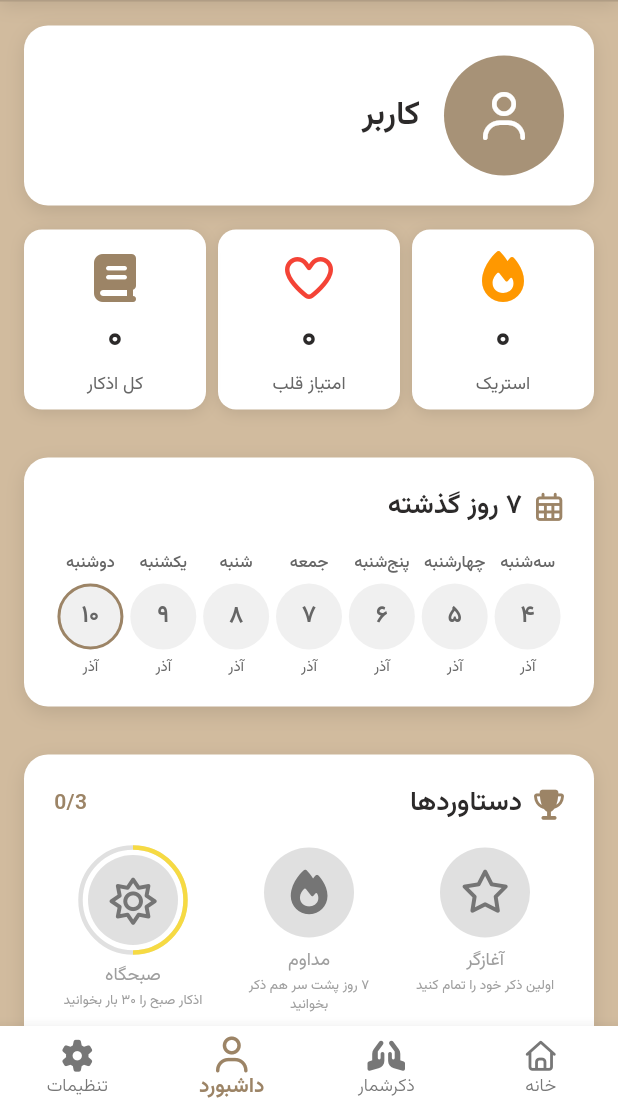
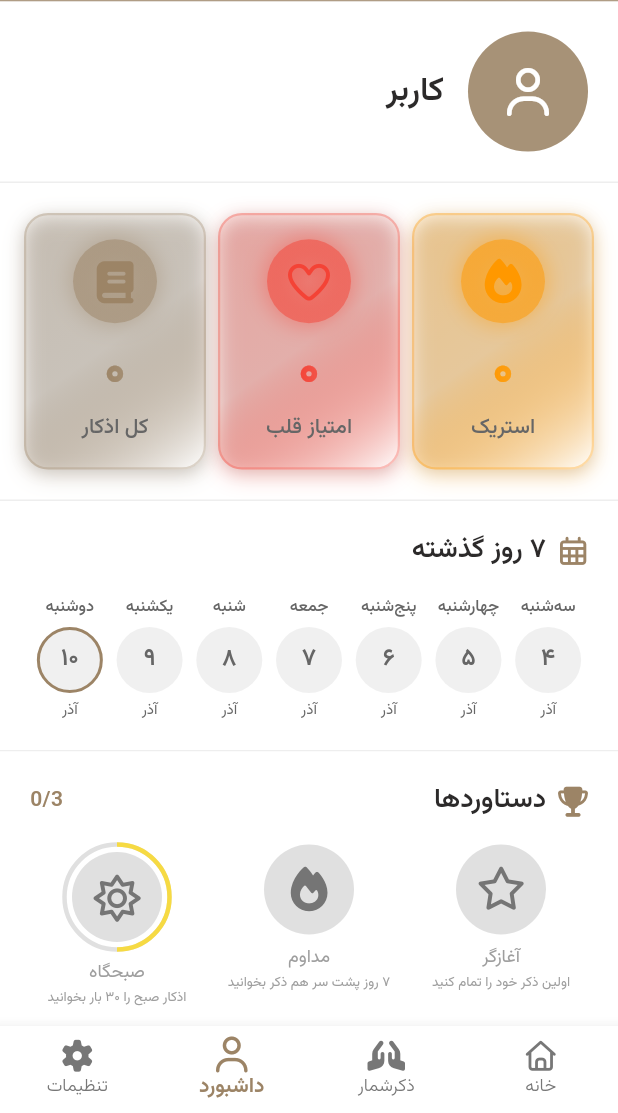
Before and after one commit to edrisranjbar/nour-adhkar, a Flutter app: the MainScreen screen opened directly, item 3 of the bottom bar chosen, on a phone screen of 412 x 824 dp, the part 123-1236 px from its top. Run offline on Flutter 3.47's test engine with Material 3 defaults, Android fonts, the phone set to English and light mode, and no system bars; our stand-ins replace font_awesome_flutter, shamsi_date, shared_preferences; accounts and stored records are empty; network calls fail.

Commit message:
refactor: update dashboard UI components to use consistent styling, replace AppTheme colors with white, and add dividers for improved visual separation

```diff
--- a/mobile_app/lib/screens/dashboard_screen.dart
+++ b/mobile_app/lib/screens/dashboard_screen.dart
@@ -1,5 +1,4 @@
 import 'package:flutter/material.dart';
-import '../theme/app_theme.dart';
 import '../widgets/app_header.dart';
 import '../services/api_service.dart';
 import '../services/auth_service.dart';
@@ -73,7 +72,7 @@ class _DashboardScreenState extends State<DashboardScreen> {
     final isDark = Theme.of(context).brightness == Brightness.dark;
 
     return Container(
-      color: isDark ? AppTheme.darkBgPrimary : AppTheme.bgPrimary,
+      color: Colors.white,
       child: SafeArea(
         child: _isLoading
             ? const Center(
@@ -103,6 +102,9 @@ class _DashboardScreenState extends State<DashboardScreen> {
                         isDark: isDark,
                       ),
 
+                      // Divider
+                      Divider(height: 1, thickness: 1, color: Colors.grey[200]),
+
                       // Stats Section
                       StatsSection(
                         userStats: _userStats,
@@ -111,13 +113,17 @@ class _DashboardScreenState extends State<DashboardScreen> {
                         isDark: isDark,
                       ),
 
-                      const SizedBox(height: 16),
+                      // Divider
+                      Divider(height: 1, thickness: 1, color: Colors.grey[200]),
 
                       // Streak Calendar
                       StreakCalendar(
                         userStats: _userStats,
                         isDark: isDark,
                       ),
+
+                      // Divider
+                      Divider(height: 1, thickness: 1, color: Colors.grey[200]),
 
                       // Badges Section
                       BadgesSection(
@@ -128,11 +134,14 @@ class _DashboardScreenState extends State<DashboardScreen> {
                       ),
 
                       // Recent Activities
-                      if (_recentActivities.isNotEmpty)
+                      if (_recentActivities.isNotEmpty) ...[
+                        // Divider
+                        Divider(height: 1, thickness: 1, color: Colors.grey[200]),
                         RecentActivitiesSection(
                           activities: _recentActivities,
                           isDark: isDark,
                         ),
+                      ],
                     ],
                   ),
                 ),
--- a/mobile_app/lib/widgets/dashboard/badges_section.dart
+++ b/mobile_app/lib/widgets/dashboard/badges_section.dart
@@ -29,19 +29,8 @@ class BadgesSection extends StatelessWidget {
           );
 
     return Container(
-      margin: const EdgeInsets.all(16),
       padding: const EdgeInsets.all(20),
-      decoration: BoxDecoration(
-        color: isDark ? AppTheme.darkBgTertiary : AppTheme.bgSecondary,
-        borderRadius: BorderRadius.circular(16),
-        boxShadow: [
-          BoxShadow(
-            color: Colors.black.withOpacity(0.1),
-            blurRadius: 10,
-            offset: const Offset(0, 4),
-          ),
-        ],
-      ),
+      color: Colors.white,
       child: Column(
         crossAxisAlignment: CrossAxisAlignment.start,
         children: [
--- a/mobile_app/lib/widgets/dashboard/profile_section.dart
+++ b/mobile_app/lib/widgets/dashboard/profile_section.dart
@@ -20,19 +20,8 @@ class ProfileSection extends StatelessWidget {
         user?['photo'];
 
     return Container(
-      margin: const EdgeInsets.all(16),
       padding: const EdgeInsets.all(20),
-      decoration: BoxDecoration(
-        color: isDark ? AppTheme.darkBgTertiary : AppTheme.bgSecondary,
-        borderRadius: BorderRadius.circular(16),
-        boxShadow: [
-          BoxShadow(
-            color: Colors.black.withOpacity(0.1),
-            blurRadius: 10,
-            offset: const Offset(0, 4),
-          ),
-        ],
-      ),
+      color: Colors.white,
       child: Row(
         children: [
           // Profile Photo
--- a/mobile_app/lib/widgets/dashboard/recent_activities_section.dart
+++ b/mobile_app/lib/widgets/dashboard/recent_activities_section.dart
@@ -16,7 +16,8 @@ class RecentActivitiesSection extends StatelessWidget {
   @override
   Widget build(BuildContext context) {
     return Container(
-      margin: const EdgeInsets.all(16),
+      padding: const EdgeInsets.all(20),
+      color: Colors.white,
       child: Column(
         crossAxisAlignment: CrossAxisAlignment.start,
         children: [
@@ -37,17 +38,12 @@ class RecentActivitiesSection extends StatelessWidget {
               margin: const EdgeInsets.only(bottom: 12),
               padding: const EdgeInsets.all(16),
               decoration: BoxDecoration(
-                color: isDark
-                    ? AppTheme.darkBgTertiary
-                    : AppTheme.bgSecondary,
+                color: Colors.grey[50],
                 borderRadius: BorderRadius.circular(12),
-                boxShadow: [
-                  BoxShadow(
-                    color: Colors.black.withOpacity(0.05),
-                    blurRadius: 4,
-                    offset: const Offset(0, 2),
-                  ),
-                ],
+                border: Border.all(
+                  color: Colors.grey[200]!,
+                  width: 1,
+                ),
               ),
               child: Row(
                 children: [
--- a/mobile_app/lib/widgets/dashboard/stat_card.dart
+++ b/mobile_app/lib/widgets/dashboard/stat_card.dart
@@ -20,44 +20,101 @@ class StatCard extends StatelessWidget {
 
   @override
   Widget build(BuildContext context) {
+    // Create vibrant gradient colors based on the base color
+    final iconBgColor = color.withOpacity(0.15);
+
     return Container(
-      height: 120.0,
       padding: const EdgeInsets.all(16),
       decoration: BoxDecoration(
-        color: isDark ? AppTheme.darkBgTertiary : AppTheme.bgSecondary,
-        borderRadius: BorderRadius.circular(12),
+        gradient: LinearGradient(
+          begin: Alignment.topLeft,
+          end: Alignment.bottomRight,
+          colors: isDark
+              ? [
+                  color.withOpacity(0.1),
+                  color.withOpacity(0.09),
+                  AppTheme.darkBgTertiary,
+                ]
+              : [
+                  color.withOpacity(0.12),
+                  color.withOpacity(0.03),
+                  Colors.white,
+                ],
+        ),
+        borderRadius: BorderRadius.circular(16),
+        border: Border.all(
+          color: color.withOpacity(0.3),
+          width: 1.5,
+        ),
         boxShadow: [
           BoxShadow(
-            color: Colors.black.withOpacity(0.1),
+            color: color.withOpacity(0.3),
+            blurRadius: 12,
+            spreadRadius: 0,
+            offset: const Offset(0, 4),
+          ),
+          BoxShadow(
+            color: Colors.black.withOpacity(isDark ? 0.3 : 0.1),
             blurRadius: 8,
             offset: const Offset(0, 2),
           ),
         ],
       ),
       child: Column(
+        mainAxisAlignment: MainAxisAlignment.center,
         children: [
-          Icon(
-            icon,
-            color: color,
-            size: 32,
+          // Icon with glowing background
+          Container(
+            width: 56,
+            height: 56,
+            decoration: BoxDecoration(
+              shape: BoxShape.circle,
+              gradient: RadialGradient(
+                colors: [
+                  iconBgColor,
+                  iconBgColor.withOpacity(0.5),
+                ],
+              ),
+              boxShadow: [
+                BoxShadow(
+                  color: color.withOpacity(0.4),
+                  blurRadius: 12,
+                  spreadRadius: 2,
+                ),
+              ],
+            ),
+            child: Icon(
+              icon,
+              color: color,
+              size: 28,
+            ),
           ),
-          const SizedBox(height: 8),
-          Text(
-            NumberFormatter.formatNumber(value),
-            style: TextStyle(
-              fontSize: 24,
-              fontWeight: FontWeight.w700,
-              color: isDark
-                  ? AppTheme.darkTextPrimary
-                  : AppTheme.textPrimary,
-              fontFamily: AppTheme.fontPrimary,
+          const SizedBox(height: 10),
+          // Value with gradient text effect
+          ShaderMask(
+            shaderCallback: (bounds) => LinearGradient(
+              colors: [
+                color,
+                color.withOpacity(0.8),
+              ],
+            ).createShader(bounds),
+            child: Text(
+              NumberFormatter.formatNumber(value),
+              style: TextStyle(
+                fontSize: 32,
+                fontWeight: FontWeight.w800,
+                color: Colors.white,
+                fontFamily: AppTheme.fontPrimary,
+                letterSpacing: -0.5,
+              ),
             ),
           ),
           const SizedBox(height: 4),
           Text(
             label,
             style: TextStyle(
-              fontSize: 12,
+              fontSize: 14,
+              fontWeight: FontWeight.w500,
               color: isDark
                   ? AppTheme.darkTextSecondary
                   : AppTheme.textSecondary,
--- a/mobile_app/lib/widgets/dashboard/stats_section.dart
+++ b/mobile_app/lib/widgets/dashboard/stats_section.dart
@@ -22,7 +22,8 @@ class StatsSection extends StatelessWidget {
     final totalDhikrs = userStats?['total_dhikrs'] ?? 0;
 
     return Container(
-      margin: const EdgeInsets.symmetric(horizontal: 16),
+      padding: const EdgeInsets.symmetric(horizontal: 16, vertical: 20),
+      color: Colors.white,
       child: Column(
         crossAxisAlignment: CrossAxisAlignment.start,
         children: [
--- a/mobile_app/lib/widgets/dashboard/streak_calendar.dart
+++ b/mobile_app/lib/widgets/dashboard/streak_calendar.dart
@@ -26,19 +26,8 @@ class StreakCalendar extends StatelessWidget {
     });
 
     return Container(
-      margin: const EdgeInsets.all(16),
       padding: const EdgeInsets.all(20),
-      decoration: BoxDecoration(
-        color: isDark ? AppTheme.darkBgTertiary : AppTheme.bgSecondary,
-        borderRadius: BorderRadius.circular(16),
-        boxShadow: [
-          BoxShadow(
-            color: Colors.black.withOpacity(0.1),
-            blurRadius: 10,
-            offset: const Offset(0, 4),
-          ),
-        ],
-      ),
+      color: Colors.white,
       child: Column(
         crossAxisAlignment: CrossAxisAlignment.start,
         children: [
```
